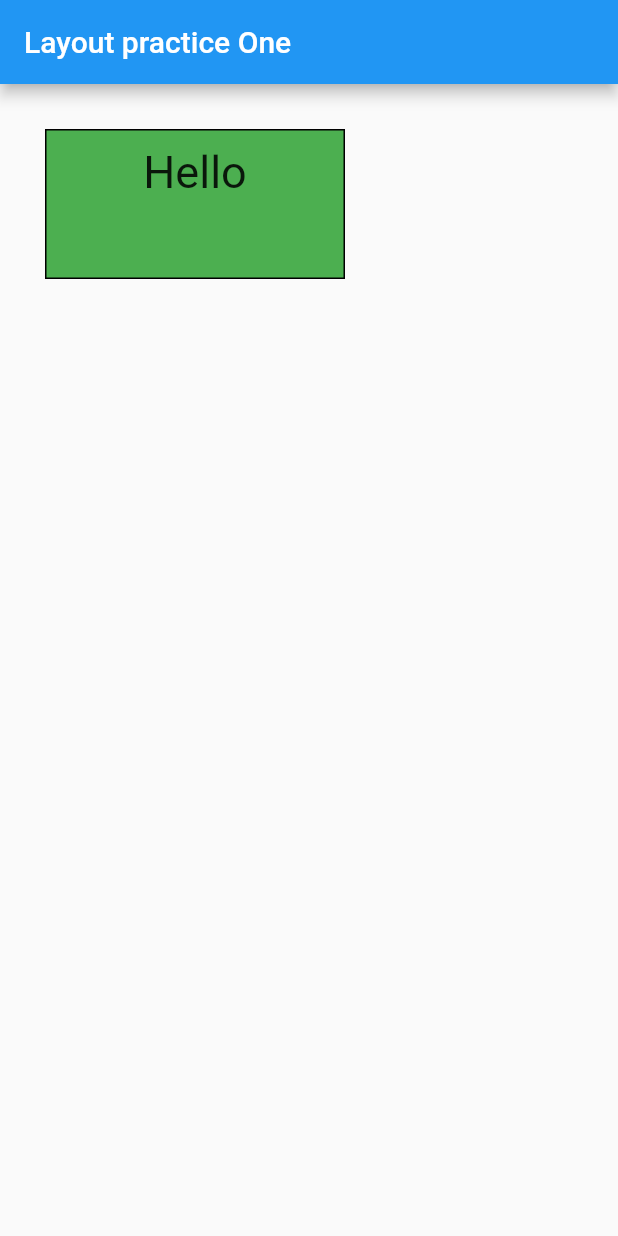
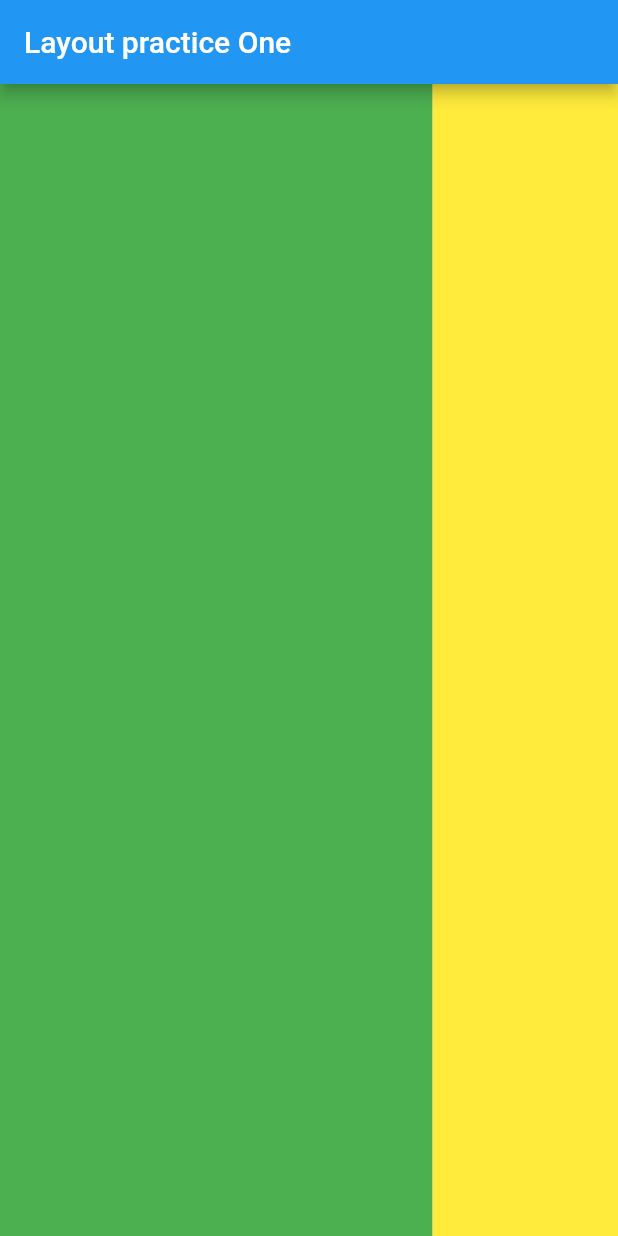
Before and after one commit to Sabekur-reza17/simple_listcodelab, a Flutter app: the screen it shows after launch, on a phone screen of 412 x 824 dp. Run offline on Flutter 3.47's test engine with Material 2 defaults, Android fonts, the phone set to English and light mode, and no system bars.

Commit message:
layout multiple child

```diff
--- a/lib/layoutpractice/practiceone.dart
+++ b/lib/layoutpractice/practiceone.dart
@@ -19,7 +19,7 @@ class LayoutPracticeOne extends StatelessWidget{
 }
 
 Widget myLayoutWidget() {
-  return Container(
+  /*return Container(
     margin: EdgeInsets.all(30.0),
     padding: EdgeInsets.all(10.0),
     alignment: Alignment.topCenter,
@@ -30,5 +30,22 @@ Widget myLayoutWidget() {
       border: Border.all()
     ),
     child: Text("Hello",style: TextStyle(fontSize: 30),),
+  );*/
+  return Row(
+    children: <Widget>[
+      Expanded(
+        flex: 7,
+        child: Container(
+          color: Colors.green,
+        ),
+      ),
+      Expanded(
+        flex: 3,
+        child: Container(
+          color:Colors.yellow,
+        ),
+      )
+
+    ],
   );
 }
```
